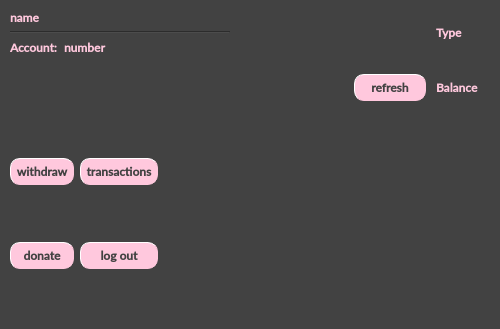
First picture: the form in bankautomat/mainmenu.ui, repository bank-2022/group11, before the edit.
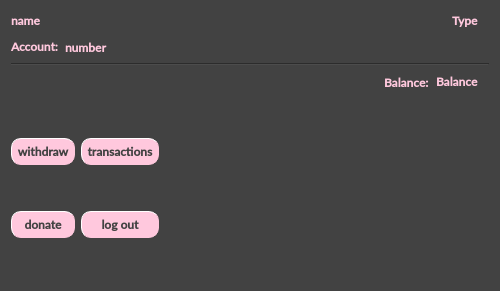
Second picture: the form after the edit.

Commit message: Fix main menu ui

Patch:
```diff
--- a/bankautomat/mainmenu.ui
+++ b/bankautomat/mainmenu.ui
@@ -7,7 +7,7 @@
     <x>0</x>
     <y>0</y>
     <width>500</width>
-    <height>329</height>
+    <height>291</height>
    </rect>
   </property>
   <property name="palette">
@@ -199,23 +199,12 @@
   <property name="styleSheet">
    <string notr="true">background-color:rgb(66, 66, 66);</string>
   </property>
-  <widget class="QWidget" name="">
-   <property name="geometry">
-    <rect>
-     <x>10</x>
-     <y>10</y>
-     <width>473</width>
-     <height>311</height>
-    </rect>
-   </property>
-   <layout class="QVBoxLayout" name="verticalLayout">
+  <layout class="QVBoxLayout" name="verticalLayout_5">
     <item>
-     <layout class="QHBoxLayout" name="horizontalLayout_3">
+    <layout class="QVBoxLayout" name="verticalLayout_4">
       <item>
-       <layout class="QVBoxLayout" name="verticalLayout_2">
+      <layout class="QHBoxLayout" name="horizontalLayout_4">
         <item>
-         <layout class="QGridLayout" name="gridLayout_3">
-          <item row="0" column="0">
            <widget class="QLabel" name="nameLabel">
             <property name="sizePolicy">
              <sizepolicy hsizetype="Expanding" vsizetype="Fixed">
@@ -232,64 +221,6 @@
             </property>
            </widget>
           </item>
-         </layout>
-        </item>
-        <item>
-         <widget class="Line" name="line">
-          <property name="sizePolicy">
-           <sizepolicy hsizetype="Expanding" vsizetype="Fixed">
-            <horstretch>0</horstretch>
-            <verstretch>0</verstretch>
-           </sizepolicy>
-          </property>
-          <property name="styleSheet">
-           <string notr="true">color: rgb(249, 181, 172)</string>
-          </property>
-          <property name="orientation">
-           <enum>Qt::Horizontal</enum>
-          </property>
-         </widget>
-        </item>
-        <item>
-         <layout class="QGridLayout" name="gridLayout_2">
-          <item row="0" column="0">
-           <widget class="QLabel" name="label_2">
-            <property name="sizePolicy">
-             <sizepolicy hsizetype="Fixed" vsizetype="Fixed">
-              <horstretch>0</horstretch>
-              <verstretch>0</verstretch>
-             </sizepolicy>
-            </property>
-            <property name="styleSheet">
-             <string notr="true">color: rgb(255, 200, 221);
-font: 63 10pt &quot;Lato Semibold&quot;;</string>
-            </property>
-            <property name="text">
-             <string>Account:</string>
-            </property>
-           </widget>
-          </item>
-          <item row="0" column="1">
-           <widget class="QLabel" name="accountNumberLabel">
-            <property name="sizePolicy">
-             <sizepolicy hsizetype="Expanding" vsizetype="Preferred">
-              <horstretch>0</horstretch>
-              <verstretch>0</verstretch>
-             </sizepolicy>
-            </property>
-            <property name="styleSheet">
-             <string notr="true">color: rgb(255, 200, 221);
-font: 63 10pt &quot;Lato Semibold&quot;;</string>
-            </property>
-            <property name="text">
-             <string>number</string>
-            </property>
-           </widget>
-          </item>
-         </layout>
-        </item>
-       </layout>
-      </item>
       <item>
        <spacer name="horizontalSpacer_2">
         <property name="orientation">
@@ -345,7 +276,7 @@
         </property>
         <property name="sizeHint" stdset="0">
          <size>
-          <width>20</width>
+           <width>10</width>
           <height>20</height>
          </size>
         </property>
@@ -354,21 +285,69 @@
      </layout>
     </item>
     <item>
-     <spacer name="verticalSpacer">
+      <layout class="QVBoxLayout" name="verticalLayout_3">
+       <item>
+        <layout class="QHBoxLayout" name="horizontalLayout_3">
+         <item>
+          <widget class="QLabel" name="label_2">
+           <property name="sizePolicy">
+            <sizepolicy hsizetype="Fixed" vsizetype="Fixed">
+             <horstretch>0</horstretch>
+             <verstretch>0</verstretch>
+            </sizepolicy>
+           </property>
+           <property name="styleSheet">
+            <string notr="true">color: rgb(255, 200, 221);
+font: 63 10pt &quot;Lato Semibold&quot;;</string>
+           </property>
+           <property name="text">
+            <string>Account:</string>
+           </property>
+          </widget>
+         </item>
+         <item>
+          <widget class="QLabel" name="accountNumberLabel">
+           <property name="sizePolicy">
+            <sizepolicy hsizetype="Expanding" vsizetype="Preferred">
+             <horstretch>0</horstretch>
+             <verstretch>0</verstretch>
+            </sizepolicy>
+           </property>
+           <property name="styleSheet">
+            <string notr="true">color: rgb(255, 200, 221);
+font: 63 10pt &quot;Lato Semibold&quot;;</string>
+           </property>
+           <property name="text">
+            <string>number</string>
+           </property>
+          </widget>
+         </item>
+         <item>
+          <spacer name="horizontalSpacer_4">
       <property name="orientation">
-       <enum>Qt::Vertical</enum>
-      </property>
-      <property name="sizeType">
-       <enum>QSizePolicy::Fixed</enum>
+            <enum>Qt::Horizontal</enum>
       </property>
       <property name="sizeHint" stdset="0">
        <size>
-        <width>20</width>
-        <height>13</height>
+             <width>40</width>
+             <height>20</height>
        </size>
       </property>
      </spacer>
     </item>
+        </layout>
+       </item>
+       <item>
+        <layout class="QVBoxLayout" name="verticalLayout_2">
+         <item>
+          <widget class="Line" name="line_3">
+           <property name="orientation">
+            <enum>Qt::Horizontal</enum>
+           </property>
+          </widget>
+         </item>
+         <item>
+          <layout class="QVBoxLayout" name="verticalLayout">
     <item>
      <layout class="QHBoxLayout" name="horizontalLayout_2">
       <item>
@@ -377,7 +356,7 @@
          <enum>Qt::Horizontal</enum>
         </property>
         <property name="sizeType">
-         <enum>QSizePolicy::Fixed</enum>
+                <enum>QSizePolicy::Expanding</enum>
         </property>
         <property name="sizeHint" stdset="0">
          <size>
@@ -388,268 +367,13 @@
        </spacer>
       </item>
       <item>
-       <widget class="QPushButton" name="refreshButton">
-        <property name="sizePolicy">
-         <sizepolicy hsizetype="Fixed" vsizetype="Fixed">
-          <horstretch>0</horstretch>
-          <verstretch>0</verstretch>
-         </sizepolicy>
-        </property>
-        <property name="minimumSize">
-         <size>
-          <width>72</width>
-          <height>0</height>
-         </size>
-        </property>
-        <property name="baseSize">
-         <size>
-          <width>0</width>
-          <height>0</height>
-         </size>
-        </property>
-        <property name="palette">
-         <palette>
-          <active>
-           <colorrole role="WindowText">
-            <brush brushstyle="SolidPattern">
-             <color alpha="255">
-              <red>66</red>
-              <green>66</green>
-              <blue>66</blue>
-             </color>
-            </brush>
-           </colorrole>
-           <colorrole role="Button">
-            <brush brushstyle="SolidPattern">
-             <color alpha="255">
-              <red>255</red>
-              <green>200</green>
-              <blue>221</blue>
-             </color>
-            </brush>
-           </colorrole>
-           <colorrole role="Text">
-            <brush brushstyle="SolidPattern">
-             <color alpha="255">
-              <red>66</red>
-              <green>66</green>
-              <blue>66</blue>
-             </color>
-            </brush>
-           </colorrole>
-           <colorrole role="ButtonText">
-            <brush brushstyle="SolidPattern">
-             <color alpha="255">
-              <red>66</red>
-              <green>66</green>
-              <blue>66</blue>
-             </color>
-            </brush>
-           </colorrole>
-           <colorrole role="Base">
-            <brush brushstyle="SolidPattern">
-             <color alpha="255">
-              <red>255</red>
-              <green>200</green>
-              <blue>221</blue>
-             </color>
-            </brush>
-           </colorrole>
-           <colorrole role="Window">
-            <brush brushstyle="SolidPattern">
-             <color alpha="255">
-              <red>255</red>
-              <green>200</green>
-              <blue>221</blue>
-             </color>
-            </brush>
-           </colorrole>
-           <colorrole role="Highlight">
-            <brush brushstyle="SolidPattern">
-             <color alpha="255">
-              <red>0</red>
-              <green>0</green>
-              <blue>0</blue>
-             </color>
-            </brush>
-           </colorrole>
-           <colorrole role="PlaceholderText">
-            <brush brushstyle="NoBrush">
-             <color alpha="128">
-              <red>66</red>
-              <green>66</green>
-              <blue>66</blue>
-             </color>
-            </brush>
-           </colorrole>
-          </active>
-          <inactive>
-           <colorrole role="WindowText">
-            <brush brushstyle="SolidPattern">
-             <color alpha="255">
-              <red>66</red>
-              <green>66</green>
-              <blue>66</blue>
-             </color>
-            </brush>
-           </colorrole>
-           <colorrole role="Button">
-            <brush brushstyle="SolidPattern">
-             <color alpha="255">
-              <red>255</red>
-              <green>200</green>
-              <blue>221</blue>
-             </color>
-            </brush>
-           </colorrole>
-           <colorrole role="Text">
-            <brush brushstyle="SolidPattern">
-             <color alpha="255">
-              <red>66</red>
-              <green>66</green>
-              <blue>66</blue>
-             </color>
-            </brush>
-           </colorrole>
-           <colorrole role="ButtonText">
-            <brush brushstyle="SolidPattern">
-             <color alpha="255">
-              <red>66</red>
-              <green>66</green>
-              <blue>66</blue>
-             </color>
-            </brush>
-           </colorrole>
-           <colorrole role="Base">
-            <brush brushstyle="SolidPattern">
-             <color alpha="255">
-              <red>255</red>
-              <green>200</green>
-              <blue>221</blue>
-             </color>
-            </brush>
-           </colorrole>
-           <colorrole role="Window">
-            <brush brushstyle="SolidPattern">
-             <color alpha="255">
-              <red>255</red>
-              <green>200</green>
-              <blue>221</blue>
-             </color>
-            </brush>
-           </colorrole>
-           <colorrole role="Highlight">
-            <brush brushstyle="SolidPattern">
-             <color alpha="255">
-              <red>0</red>
-              <green>0</green>
-              <blue>0</blue>
-             </color>
-            </brush>
-           </colorrole>
-           <colorrole role="PlaceholderText">
-            <brush brushstyle="NoBrush">
-             <color alpha="128">
-              <red>66</red>
-              <green>66</green>
-              <blue>66</blue>
-             </color>
-            </brush>
-           </colorrole>
-          </inactive>
-          <disabled>
-           <colorrole role="WindowText">
-            <brush brushstyle="SolidPattern">
-             <color alpha="255">
-              <red>66</red>
-              <green>66</green>
-              <blue>66</blue>
-             </color>
-            </brush>
-           </colorrole>
-           <colorrole role="Button">
-            <brush brushstyle="SolidPattern">
-             <color alpha="255">
-              <red>255</red>
-              <green>200</green>
-              <blue>221</blue>
-             </color>
-            </brush>
-           </colorrole>
-           <colorrole role="Text">
-            <brush brushstyle="SolidPattern">
-             <color alpha="255">
-              <red>66</red>
-              <green>66</green>
-              <blue>66</blue>
-             </color>
-            </brush>
-           </colorrole>
-           <colorrole role="ButtonText">
-            <brush brushstyle="SolidPattern">
-             <color alpha="255">
-              <red>66</red>
-              <green>66</green>
-              <blue>66</blue>
-             </color>
-            </brush>
-           </colorrole>
-           <colorrole role="Base">
-            <brush brushstyle="SolidPattern">
-             <color alpha="255">
-              <red>255</red>
-              <green>200</green>
-              <blue>221</blue>
-             </color>
-            </brush>
-           </colorrole>
-           <colorrole role="Window">
-            <brush brushstyle="SolidPattern">
-             <color alpha="255">
-              <red>255</red>
-              <green>200</green>
-              <blue>221</blue>
-             </color>
-            </brush>
-           </colorrole>
-           <colorrole role="Highlight">
-            <brush brushstyle="SolidPattern">
-             <color alpha="255">
-              <red>0</red>
-              <green>0</green>
-              <blue>0</blue>
-             </color>
-            </brush>
-           </colorrole>
-           <colorrole role="PlaceholderText">
-            <brush brushstyle="NoBrush">
-             <color alpha="128">
-              <red>66</red>
-              <green>66</green>
-              <blue>66</blue>
-             </color>
-            </brush>
-           </colorrole>
-          </disabled>
-         </palette>
-        </property>
-        <property name="cursor">
-         <cursorShape>PointingHandCursor</cursorShape>
-        </property>
+              <widget class="QLabel" name="label">
         <property name="styleSheet">
-         <string notr="true">font: 63 9pt &quot;Lato Semibold&quot;;
-color: rgb(66, 66, 66);
-background-color:rgb(255, 200, 221);
-
-border-style: outset;
-border-width: 1px;
-border-radius: 10px;
-border-color:rgb(255, 200, 221);
-min-width: 4em;
-padding: 5px;</string>
+                <string notr="true">color: rgb(255, 200, 221);
+font: 63 10pt &quot;Lato Semibold&quot;;</string>
         </property>
         <property name="text">
-         <string>refresh</string>
+                <string>Balance:</string>
         </property>
        </widget>
       </item>
@@ -670,6 +394,22 @@
         </property>
        </widget>
       </item>
+             <item>
+              <spacer name="horizontalSpacer_5">
+               <property name="orientation">
+                <enum>Qt::Horizontal</enum>
+               </property>
+               <property name="sizeType">
+                <enum>QSizePolicy::Fixed</enum>
+               </property>
+               <property name="sizeHint" stdset="0">
+                <size>
+                 <width>10</width>
+                 <height>20</height>
+                </size>
+               </property>
+              </spacer>
+             </item>
      </layout>
     </item>
     <item>
@@ -778,7 +518,14 @@
      </layout>
     </item>
    </layout>
-  </widget>
+         </item>
+        </layout>
+       </item>
+      </layout>
+     </item>
+    </layout>
+   </item>
+  </layout>
  </widget>
  <resources/>
  <connections/>
```
Lines whose indentation alone changed are shown as unchanged. The commit also changes 3 other files.
